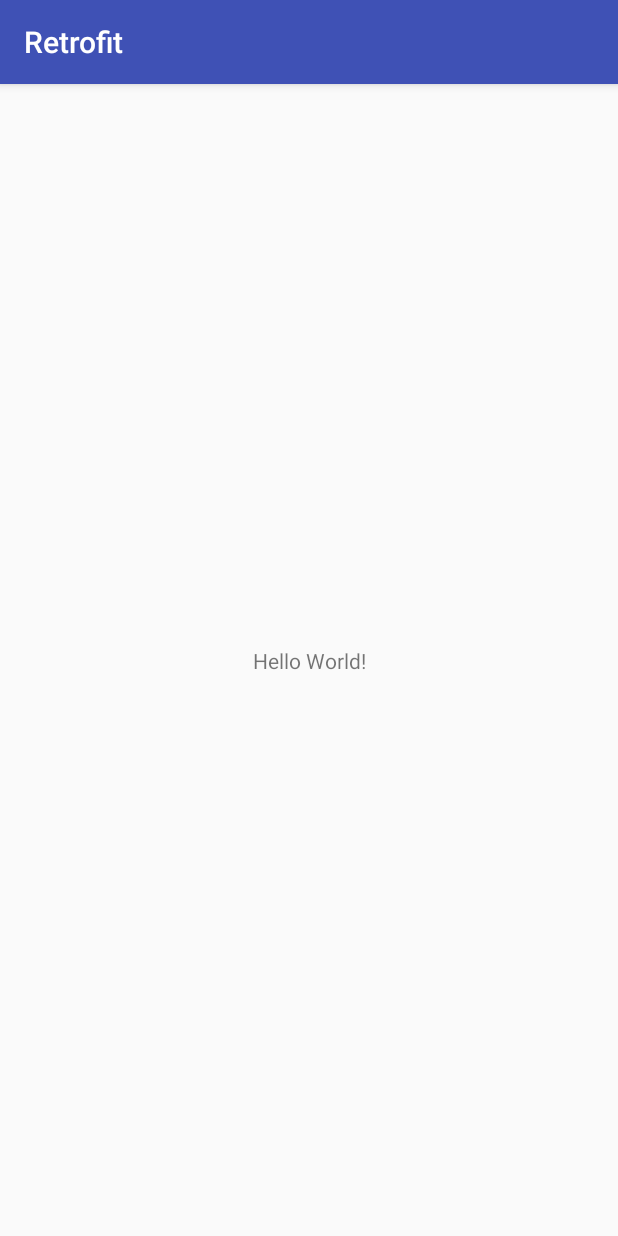
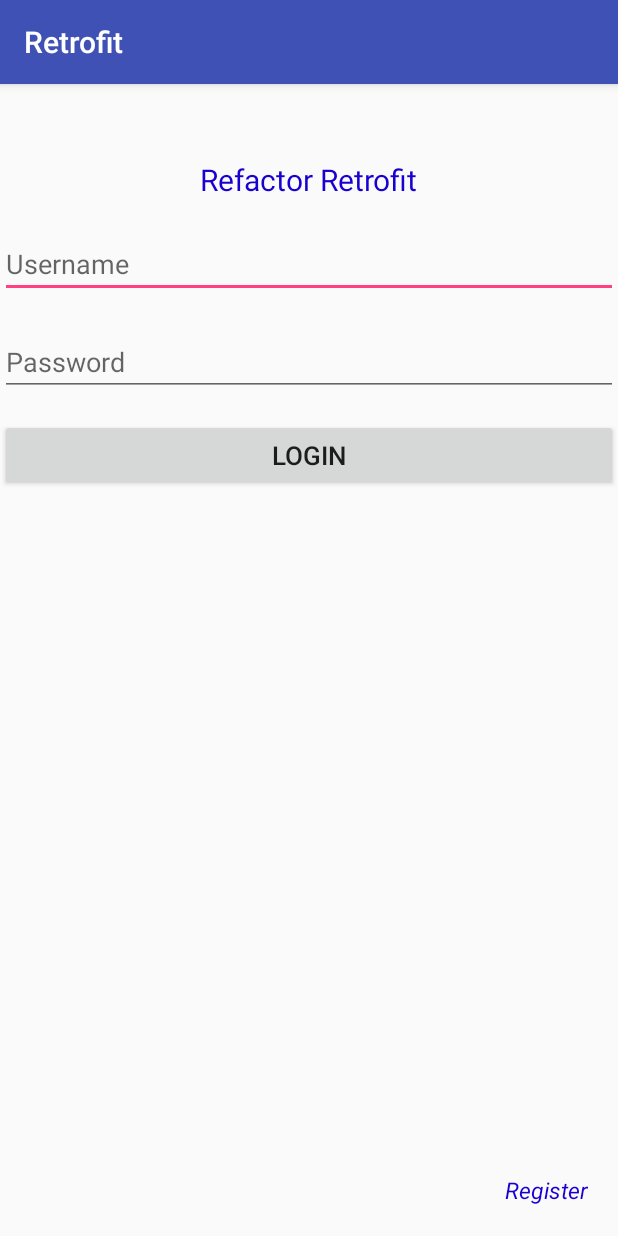
Before and after one commit to lyvietson95/RefactorRetrofit, an Android app: the screen it shows after launch (MainActivity), on a phone screen of 412 x 824 dp. Run offline under Robolectric (Android 15) with nearby library versions, the phone set to English and light mode, and no system bars.

Commit message:
Add fearute login with authen

```diff
--- a/app/src/main/AndroidManifest.xml
+++ b/app/src/main/AndroidManifest.xml
@@ -2,10 +2,11 @@
 <manifest xmlns:android="http://schemas.android.com/apk/res/android"
     package="vn.ifactory.retrofit">
 
-    <uses-permission android:name="android.permission.INTERNET"/>
-    <uses-permission android:name="android.permission.ACCESS_NETWORK_STATE"/>
+    <uses-permission android:name="android.permission.INTERNET" />
+    <uses-permission android:name="android.permission.ACCESS_NETWORK_STATE" />
 
     <application
+        android:name=".AppConfig"
         android:allowBackup="true"
         android:icon="@mipmap/ic_launcher"
         android:label="@string/app_name"
@@ -19,6 +20,7 @@
                 <category android:name="android.intent.category.LAUNCHER" />
             </intent-filter>
         </activity>
+        <activity android:name=".view.activities.HomeActivity"></activity>
     </application>
 
 </manifest>
--- a/app/src/main/java/vn/ifactory/retrofit/data/remote/APIInterface.java
+++ b/app/src/main/java/vn/ifactory/retrofit/data/remote/APIInterface.java
@@ -1,4 +1,19 @@
 package vn.ifactory.retrofit.data.remote;
+
+import retrofit2.Call;
+import retrofit2.http.Body;
+import retrofit2.http.Field;
+import retrofit2.http.FormUrlEncoded;
+import retrofit2.http.GET;
+import retrofit2.http.Header;
+import retrofit2.http.Headers;
+import retrofit2.http.POST;
+import retrofit2.http.Part;
+import retrofit2.http.Path;
+import retrofit2.http.Query;
+import vn.ifactory.retrofit.model.TokenReponse;
+import vn.ifactory.retrofit.model.TokenRequest;
+import vn.ifactory.retrofit.model.Users;
 
 /**
  * Created by PC on 10/18/2018.
@@ -8,4 +23,14 @@ public interface APIInterface {
     // init method Restful at here
     // example: POST, PUT, DELETE, GET
 
+    @FormUrlEncoded
+    @POST(ToDoAppRestAPI.getToken)
+    Call<TokenReponse> getToken(@Field("username") String userName,
+                                @Field("password") String password,
+                                @Field("grant_type") String grantType);
+
+    @GET(ToDoAppRestAPI.getUserInfo)
+    Call<Users> getUserInfo(@Header(value = "Authorization")String token,
+                            @Path("username") String username,
+                            @Path("password") String password);
 }
--- a/app/src/main/java/vn/ifactory/retrofit/data/remote/ToDoAppRestAPI.java
+++ b/app/src/main/java/vn/ifactory/retrofit/data/remote/ToDoAppRestAPI.java
@@ -5,18 +5,20 @@ package vn.ifactory.retrofit.data.remote;
  */
 
 public interface ToDoAppRestAPI {
-    String baseLocalHostUrl = "http://10.0.2.2:8080/dotolist/webapi/";
-    String baseRemoteUrl = "http://todolistmobileapp-env.ap-south-1.elasticbeanstalk.com/webapi/";
+    String baseLocalHostUrl = "http://192.168.0.107:80/api/";
+    String baseRemoteUrl = "http://192.168.0.107:80/api/";
 
-    String registerAuthor="authors/";
+    String registerAuthor="users/";
 
-    String login = registerAuthor+"login/";
+    String getToken = "token";
+
+    String getUserInfo = "users/{username}/{password}";
 
     String logout = registerAuthor+"signout/";
 
-    String addToDoItem = "todolists/";
+    String addToDoItem = "todo/";
 
-    String getToDoItem = addToDoItem;
+    String getToDoItem = "todoes/";
 
     String deleteToDo = addToDoItem;
 
--- a/app/src/main/res/layout/activity_main.xml
+++ b/app/src/main/res/layout/activity_main.xml
@@ -6,13 +6,59 @@
     android:layout_height="match_parent"
     tools:context="vn.ifactory.retrofit.view.activities.MainActivity">
 
+
     <TextView
+        android:id="@+id/titleLogin"
+        android:textColor="#1800d1"
+        app:layout_constraintTop_toTopOf="parent"
+        android:layout_marginTop="50dp"
+        android:textSize="20sp"
+        app:layout_constraintStart_toStartOf="parent"
+        app:layout_constraintEnd_toEndOf="parent"
+        android:text="Refactor Retrofit"
         android:layout_width="wrap_content"
-        android:layout_height="wrap_content"
-        android:text="Hello World!"
+        android:layout_height="wrap_content" />
+
+    <EditText
+        android:hint="Username"
+        android:inputType="text"
+        android:id="@+id/edtUserName"
+        android:layout_marginTop="20dp"
+        app:layout_constraintTop_toBottomOf="@+id/titleLogin"
+        android:layout_width="match_parent"
+        android:layout_height="wrap_content" />
+
+    <EditText
+        android:hint="Password"
+        android:inputType="text"
+        android:id="@+id/edtPassword"
+        android:layout_marginTop="20dp"
+        app:layout_constraintTop_toBottomOf="@+id/edtUserName"
+        android:layout_width="match_parent"
+        android:layout_height="wrap_content" />
+
+    <Button
+        android:id="@+id/btnLogin"
+        app:layout_constraintEnd_toEndOf="parent"
+        app:layout_constraintStart_toStartOf="parent"
+        android:layout_marginTop="15dp"
+        app:layout_constraintTop_toBottomOf="@id/edtPassword"
+        android:textSize="17sp"
+        android:text="Login"
+        android:layout_width="0dp"
+        android:layout_height="wrap_content" />
+
+    <TextView
+        android:textStyle="italic"
+        android:id="@+id/titleRegister"
+        android:textColor="#1800d1"
+        android:layout_marginTop="50dp"
+        android:textSize="15sp"
+        app:layout_constraintEnd_toEndOf="parent"
         app:layout_constraintBottom_toBottomOf="parent"
-        app:layout_constraintLeft_toLeftOf="parent"
-        app:layout_constraintRight_toRightOf="parent"
-        app:layout_constraintTop_toTopOf="parent" />
-
+        android:layout_marginRight="20dp"
+        android:layout_marginBottom="20dp"
+        android:text="Register"
+        android:layout_width="wrap_content"
+        android:layout_height="wrap_content" />
 </android.support.constraint.ConstraintLayout>
```
Also changed, not shown: app/src/main/java/vn/ifactory/retrofit/AppConfig.java (+12 -7 lines), app/src/main/java/vn/ifactory/retrofit/data/remote/APIServiceProvider.java (+18 -1 lines), app/src/main/java/vn/ifactory/retrofit/model/LoginToken.java (added, +53 -0 lines), app/src/main/java/vn/ifactory/retrofit/model/RefreshToken.java (added, +31 -0 lines), app/src/main/java/vn/ifactory/retrofit/model/TokenRefresh.java (added, +31 -0 lines), app/src/main/java/vn/ifactory/retrofit/model/TokenReponse.java (added, +53 -0 lines), app/src/main/java/vn/ifactory/retrofit/model/TokenRequest.java (added, +42 -0 lines), app/src/main/java/vn/ifactory/retrofit/view/activities/HomeActivity.java (added, +15 -0 lines), app/src/main/java/vn/ifactory/retrofit/view/activities/MainActivity.java (+118 -2 lines), app/src/main/res/layout/activity_home.xml (added, +9 -0 lines).
